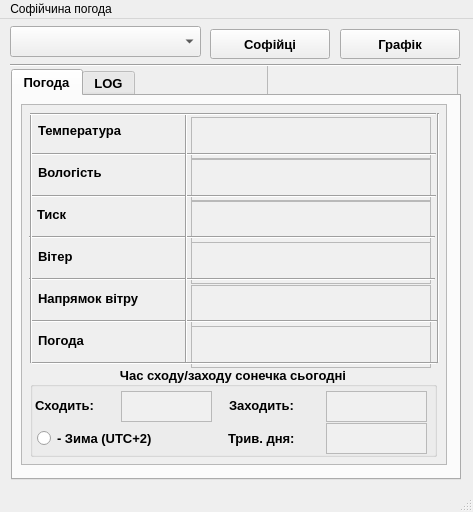
Before: the Qt Designer form mainwindow.ui in centroparotjag/Sofia-weather-QT, drawn with Qt 5.
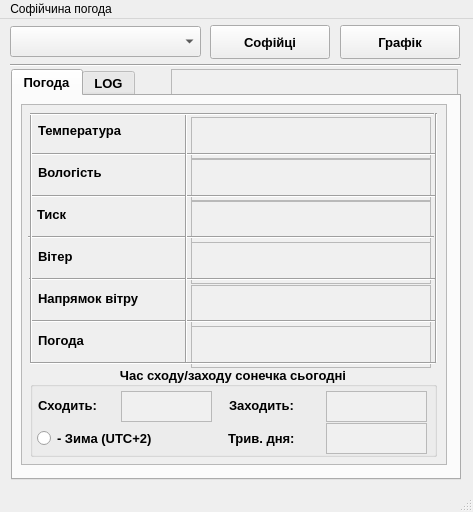
After: the same form once the commit is applied.

Diff of the .ui file:
```diff
--- a/mainwindow.ui
+++ b/mainwindow.ui
@@ -33,9 +33,9 @@
     <property name="geometry">
      <rect>
       <x>340</x>
-      <y>10</y>
+      <y>6</y>
       <width>120</width>
-      <height>30</height>
+      <height>34</height>
      </rect>
     </property>
     <property name="font">
@@ -55,10 +55,10 @@
     </property>
     <property name="geometry">
      <rect>
-      <x>267</x>
-      <y>46</y>
-      <width>191</width>
-      <height>34</height>
+      <x>171</x>
+      <y>50</y>
+      <width>287</width>
+      <height>31</height>
      </rect>
     </property>
     <property name="font">
@@ -69,6 +69,9 @@
     <property name="toolTipDuration">
      <number>-1</number>
     </property>
+    <property name="layoutDirection">
+     <enum>Qt::RightToLeft</enum>
+    </property>
     <property name="autoFillBackground">
      <bool>false</bool>
     </property>
@@ -93,9 +96,9 @@
     <property name="geometry">
      <rect>
       <x>210</x>
-      <y>10</y>
+      <y>6</y>
       <width>120</width>
-      <height>30</height>
+      <height>34</height>
      </rect>
     </property>
     <property name="font">
@@ -183,7 +186,7 @@
         <widget class="QLabel" name="label_6">
          <property name="geometry">
           <rect>
-           <x>5</x>
+           <x>8</x>
            <y>24</y>
            <width>81</width>
            <height>30</height>
@@ -604,9 +607,9 @@
        <widget class="Line" name="line">
         <property name="geometry">
          <rect>
-          <x>10</x>
+          <x>8</x>
           <y>250</y>
-          <width>405</width>
+          <width>406</width>
           <height>16</height>
          </rect>
         </property>
@@ -617,7 +620,7 @@
        <widget class="Line" name="line_2">
         <property name="geometry">
          <rect>
-          <x>9</x>
+          <x>8</x>
           <y>208</y>
           <width>406</width>
           <height>16</height>
@@ -643,7 +646,7 @@
        <widget class="Line" name="line_4">
         <property name="geometry">
          <rect>
-          <x>7</x>
+          <x>6</x>
           <y>124</y>
           <width>406</width>
           <height>16</height>
@@ -710,7 +713,7 @@
          <rect>
           <x>8</x>
           <y>1</y>
-          <width>406</width>
+          <width>404</width>
           <height>16</height>
          </rect>
         </property>
@@ -721,7 +724,7 @@
        <widget class="Line" name="line_10">
         <property name="geometry">
          <rect>
-          <x>406</x>
+          <x>404</x>
           <y>8</y>
           <width>20</width>
           <height>250</height>
```
